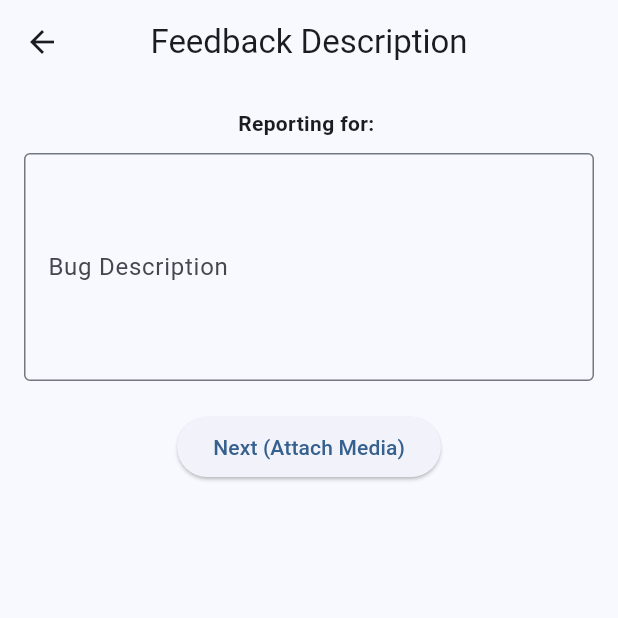
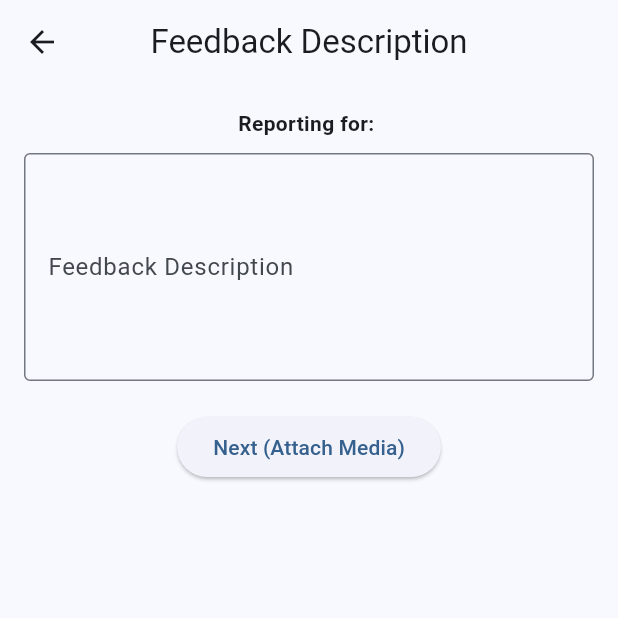
Before and after one commit to devopsvikramsingh/user-feedback-application, a Flutter app: the BugDescriptionScreen screen opened directly with empty values, on a phone screen of 412 x 824 dp, the top half of it. Run offline on Flutter 3.47's test engine with Material 3 defaults, Android fonts, the phone set to English and light mode, and no system bars; our stand-ins replace drift, firebase_auth, firebase_core, hive_flutter, image_picker; accounts and stored records are empty; generated files the repository leaves out were written again.

Commit message:
add text

```diff
--- a/lib/bug_description_screen.dart
+++ b/lib/bug_description_screen.dart
@@ -59,12 +59,12 @@ class _BugDescriptionScreenState extends State<BugDescriptionScreen> {
               TextFormField(
                 controller: bugCtrl,
                 decoration: const InputDecoration(
-                  labelText: "Bug Description",
+                  labelText: "Feedback Description",
                   border: OutlineInputBorder(),
                 ),
                 maxLines: 5,
                 validator: (value) =>
-                    value!.isEmpty ? "Enter bug description" : null,
+                    value!.isEmpty ? "Enter feedback description" : null,
               ),
               const SizedBox(height: 20),
               ElevatedButton(
```
